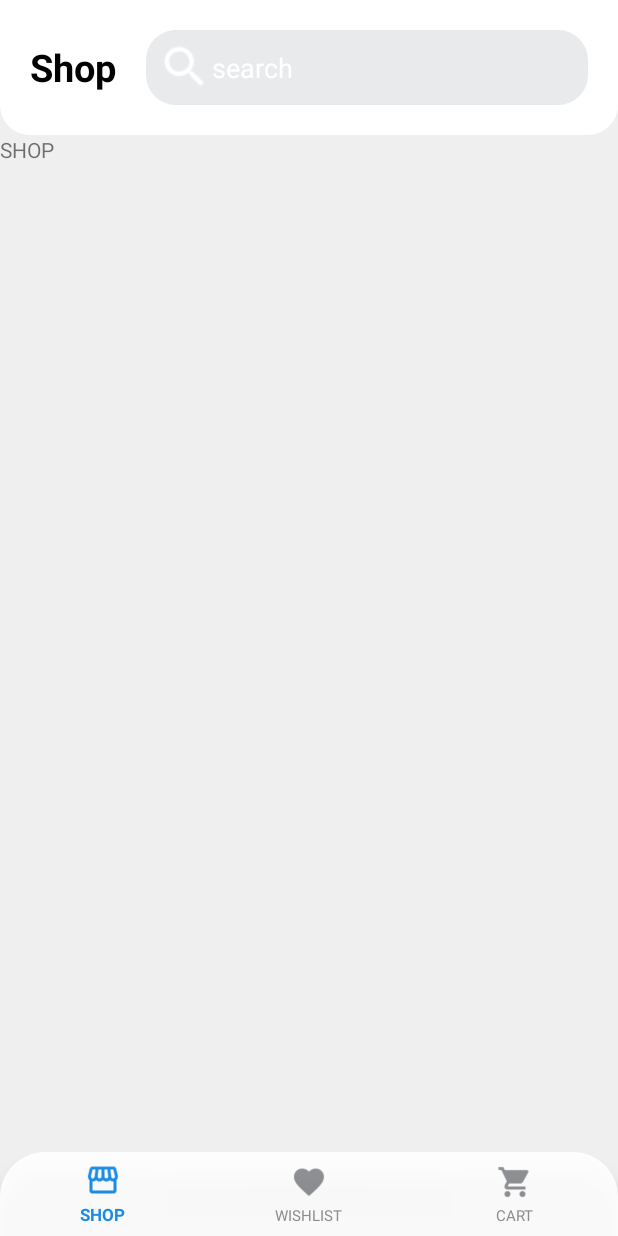
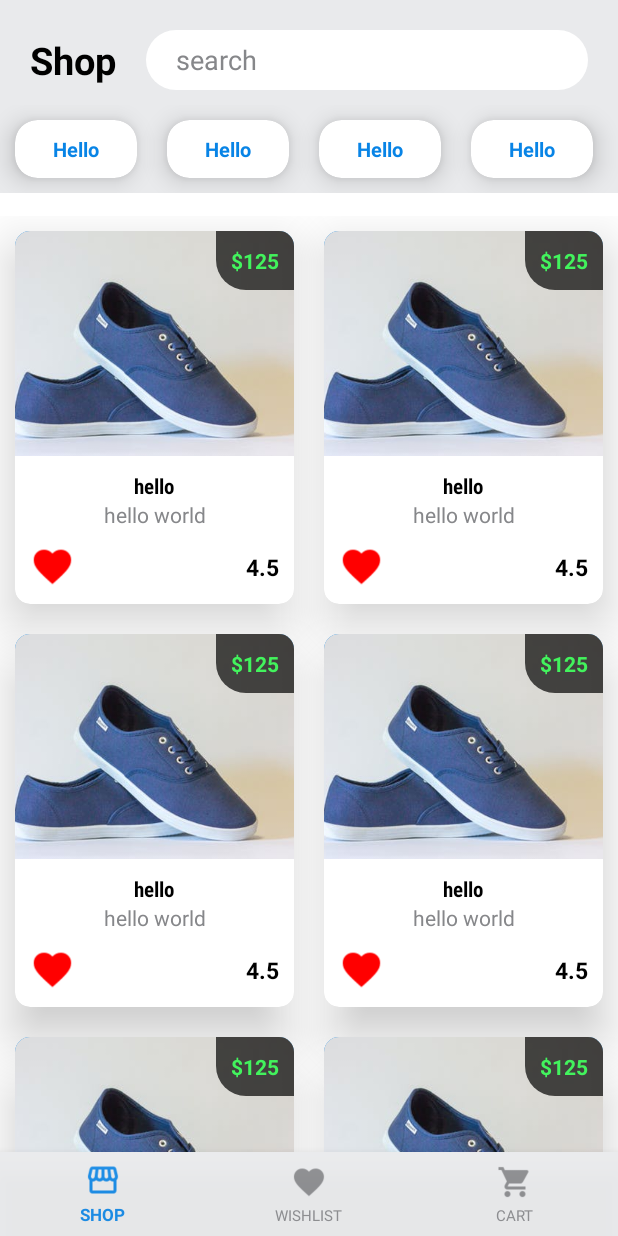
Before and after one commit to khush5471/Kotli_ShoppingCart, an Android app: the ShopFragment screen opened directly, with no data from a screen before it, on a phone screen of 412 x 824 dp. Run offline under Robolectric (Android 15) with nearby library versions, the phone set to English and light mode, and no system bars.

Commit message:
worked on shop screen and UI done for shop screen.

```diff
--- /dev/null
+++ b/app/src/main/java/com/example/kotlin_shoppingcart/views/adapters/BrandAdapter.kt
@@ -0,0 +1,27 @@
+package com.example.kotlin_shoppingcart.views.adapters
+
+import android.content.Context
+import android.view.LayoutInflater
+import android.view.View
+import android.view.ViewGroup
+import androidx.recyclerview.widget.RecyclerView
+import com.example.kotlin_shoppingcart.R
+
+class BrandAdapter(val mContext:Context) :RecyclerView.Adapter<BrandAdapter.MyViewHolder>() {
+
+
+   inner class MyViewHolder(view: View):RecyclerView.ViewHolder(view){
+
+   }
+
+    override fun onCreateViewHolder(parent: ViewGroup, viewType: Int): MyViewHolder {
+       return MyViewHolder(LayoutInflater.from(mContext).inflate(R.layout.item_brand,parent,false))
+    }
+
+    override fun getItemCount(): Int {
+        return 15;
+    }
+
+    override fun onBindViewHolder(holder: MyViewHolder, position: Int) {
+    }
+}
--- /dev/null
+++ b/app/src/main/java/com/example/kotlin_shoppingcart/views/adapters/ProductsAdapter.kt
@@ -0,0 +1,31 @@
+package com.example.kotlin_shoppingcart.views.adapters
+
+import android.content.Context
+import android.view.LayoutInflater
+import android.view.View
+import android.view.ViewGroup
+import androidx.recyclerview.widget.RecyclerView
+import com.example.kotlin_shoppingcart.R
+import kotlinx.android.synthetic.main.item_brand_products.view.*
+
+class ProductsAdapter(val mContext:Context) :RecyclerView.Adapter<ProductsAdapter.MyViewHolder>() {
+
+
+
+
+    override fun onCreateViewHolder(parent: ViewGroup, viewType: Int): MyViewHolder {
+       return MyViewHolder(LayoutInflater.from(mContext).inflate(R.layout.item_brand_products,parent,false))
+    }
+
+    override fun getItemCount(): Int {
+        return 15;
+    }
+
+    override fun onBindViewHolder(holder: MyViewHolder, position: Int) {
+    }
+
+    inner class MyViewHolder(view: View):RecyclerView.ViewHolder(view){
+
+
+    }
+}
--- a/app/src/main/java/com/example/kotlin_shoppingcart/views/fragments/shop/ShopFragment.kt
+++ b/app/src/main/java/com/example/kotlin_shoppingcart/views/fragments/shop/ShopFragment.kt
@@ -4,10 +4,23 @@ import android.os.Bundle
 import android.view.LayoutInflater
 import android.view.View
 import android.view.ViewGroup
+import androidx.recyclerview.widget.GridLayoutManager
+import androidx.recyclerview.widget.LinearLayoutManager
 import com.example.kotlin_shoppingcart.R
+import com.example.kotlin_shoppingcart.views.adapters.BrandAdapter
+import com.example.kotlin_shoppingcart.views.adapters.ProductsAdapter
 import com.example.kotlin_shoppingcart.views.fragments.BaseFragment
+import kotlinx.android.synthetic.main.fragment_shop.*
 
 class ShopFragment : BaseFragment() {
+
+    var mAdapterBrands: BrandAdapter? = null
+    var mLayoutManager: LinearLayoutManager? = null
+
+    var mAdapterProducts: ProductsAdapter? = null
+    var mGridLayoutManager: GridLayoutManager? = null
+
+
 
     override fun onCreateView(
         inflater: LayoutInflater,
@@ -16,4 +29,25 @@ class ShopFragment : BaseFragment() {
     ): View? {
         return inflater.inflate(R.layout.fragment_shop,container,false)
     }
+
+
+    override fun onViewCreated(view: View, savedInstanceState: Bundle?) {
+        super.onViewCreated(view, savedInstanceState)
+        context?.let {
+
+            mAdapterBrands = BrandAdapter(it)
+            mLayoutManager = LinearLayoutManager(it,LinearLayoutManager.HORIZONTAL,false)
+            recyclerBrands.layoutManager = mLayoutManager
+            recyclerBrands.adapter = mAdapterBrands
+
+
+            mAdapterProducts= ProductsAdapter(it)
+            mGridLayoutManager= GridLayoutManager(it,2,GridLayoutManager.VERTICAL,false)
+            recyclerBrandProducts.layoutManager = mGridLayoutManager
+            recyclerBrandProducts.adapter = mAdapterProducts
+
+
+        }
+
+    }
 }
--- /dev/null
+++ b/app/src/main/res/drawable/bg_brands.xml
@@ -0,0 +1,7 @@
+<?xml version="1.0" encoding="utf-8"?>
+<shape android:shape="rectangle" xmlns:android="http://schemas.android.com/apk/res/android">
+
+    <solid android:color="@color/blue"/>
+    <corners android:radius="23dp"/>
+
+</shape>
--- a/app/src/main/res/drawable/bg_constraint_layout.xml
+++ b/app/src/main/res/drawable/bg_constraint_layout.xml
@@ -1,7 +1,7 @@
 <?xml version="1.0" encoding="utf-8"?>
 <shape  android:shape="rectangle" xmlns:android="http://schemas.android.com/apk/res/android">
 
-    <solid android:color="@color/white"/>
-    <corners android:bottomLeftRadius="20dp"
-        android:bottomRightRadius="20dp"/>
+    <solid android:color="@color/light_white"/>
+    <corners android:bottomLeftRadius="0dp"
+        android:bottomRightRadius="0dp"/>
 </shape>
--- a/app/src/main/res/drawable/bg_edittext.xml
+++ b/app/src/main/res/drawable/bg_edittext.xml
@@ -1,6 +1,6 @@
 <?xml version="1.0" encoding="utf-8"?>
 <shape  android:shape="rectangle" xmlns:android="http://schemas.android.com/apk/res/android">
 
-    <solid android:color="@color/light_white"/>
+    <solid android:color="@color/white"/>
     <corners android:radius="20dp"/>
 </shape>
--- /dev/null
+++ b/app/src/main/res/drawable/bg_price.xml
@@ -0,0 +1,6 @@
+<?xml version="1.0" encoding="utf-8"?>
+<shape android:shape="rectangle" xmlns:android="http://schemas.android.com/apk/res/android">
+
+    <corners android:bottomLeftRadius="20dp"/>
+    <solid android:color="@color/black"/>
+</shape>
--- a/app/src/main/res/drawable/navigation_background.xml
+++ b/app/src/main/res/drawable/navigation_background.xml
@@ -2,9 +2,9 @@
 <shape android:shape="rectangle" xmlns:android="http://schemas.android.com/apk/res/android">
 
     <corners
-        android:topRightRadius="30dp"
-        android:topLeftRadius="30dp"/>
+        android:topRightRadius="0dp"
+        android:topLeftRadius="0dp"/>
     <solid
-        android:color="@color/white"/>
+        android:color="@color/light_white"/>
 
 </shape>
--- a/app/src/main/res/layout/activity_dashboard.xml
+++ b/app/src/main/res/layout/activity_dashboard.xml
@@ -3,21 +3,25 @@
     xmlns:app="http://schemas.android.com/apk/res-auto"
     android:layout_width="match_parent"
     android:layout_height="match_parent"
-    android:background="@color/light_white_2">
+    android:background="@color/white"
+   >
 
     <androidx.constraintlayout.widget.ConstraintLayout
         android:layout_width="0dp"
         android:layout_height="wrap_content"
         app:layout_constraintTop_toTopOf="parent"
         app:layout_constraintStart_toStartOf="parent"
-        android:padding="20dp"
+        android:paddingTop="20dp"
+        android:paddingStart="20dp"
+        android:paddingEnd="20dp"
+        android:paddingBottom="10dp"
         app:layout_constraintEnd_toEndOf="parent"
-        android:background="@drawable/bg_constraint_layout"
+        android:background="@color/light_white"
         android:id="@+id/layoutTop">
         <TextView
             android:id="@+id/txtHeading"
             android:layout_width="wrap_content"
-            android:layout_height="50dp"
+            android:layout_height="40dp"
             android:gravity="center"
             android:textStyle="bold"
             android:textSize="25dp"
@@ -28,14 +32,13 @@
         <EditText
             android:layout_width="0dp"
             android:background="@drawable/bg_edittext"
-            android:layout_height="0dp"
-            android:drawableLeft="@drawable/ic_search"
+            android:layout_height="40dp"
             android:drawableTint="@color/white"
             android:hint="search"
-            android:paddingStart="8dp"
+            android:paddingStart="20dp"
             android:layout_marginStart="20dp"
             android:id="@+id/edtSearch"
-            android:textColorHint="@color/white"
+            android:textColorHint="@color/dark_grey"
             app:layout_constraintTop_toTopOf="@id/txtHeading"
             app:layout_constraintBottom_toBottomOf="@id/txtHeading"
             app:layout_constraintStart_toEndOf="@id/txtHeading"
@@ -68,6 +71,7 @@
         app:layout_constraintBottom_toBottomOf="parent"
         app:layout_constraintEnd_toEndOf="parent"
         app:layout_constraintStart_toStartOf="parent"
-        app:menu="@menu/navigation_menu" />
+        app:menu="@menu/navigation_menu"
+        />
 
 </androidx.constraintlayout.widget.ConstraintLayout>
--- a/app/src/main/res/layout/fragment_shop.xml
+++ b/app/src/main/res/layout/fragment_shop.xml
@@ -2,22 +2,27 @@
 <androidx.constraintlayout.widget.ConstraintLayout xmlns:android="http://schemas.android.com/apk/res/android"
     xmlns:app="http://schemas.android.com/apk/res-auto"
     android:layout_width="match_parent"
+    android:background="@color/white"
     android:layout_height="match_parent">
 
     <androidx.recyclerview.widget.RecyclerView
+        android:id="@+id/recyclerBrands"
         android:layout_width="0dp"
+        android:paddingBottom="0dp"
         android:layout_height="wrap_content"
-        app:layout_constraintTop_toTopOf="parent"
+        android:background="@drawable/bg_constraint_layout"
+        app:layout_constraintEnd_toEndOf="parent"
         app:layout_constraintStart_toStartOf="parent"
+        app:layout_constraintTop_toTopOf="parent" />
+
+    <androidx.recyclerview.widget.RecyclerView
+        android:id="@+id/recyclerBrandProducts"
+        android:layout_width="0dp"
+        android:layout_height="0dp"
+        android:paddingTop="15dp"
+        app:layout_constraintTop_toBottomOf="@id/recyclerBrands"
         app:layout_constraintEnd_toEndOf="parent"
-        android:id="@+id/recyclerBrands"
-        />
-    <TextView
-        android:id="@+id/txtBrandName"
-        android:layout_width="wrap_content"
-        android:layout_height="wrap_content"
-        app:layout_constraintTop_toBottomOf="@id/recyclerBrands"
         app:layout_constraintStart_toStartOf="parent"
-        android:text="SHOP"/>
+        app:layout_constraintBottom_toBottomOf="parent" />
 
 </androidx.constraintlayout.widget.ConstraintLayout>
--- /dev/null
+++ b/app/src/main/res/layout/item_brand.xml
@@ -0,0 +1,30 @@
+<?xml version="1.0" encoding="utf-8"?>
+<androidx.cardview.widget.CardView
+    xmlns:android="http://schemas.android.com/apk/res/android"
+    xmlns:card_view="http://schemas.android.com/apk/res-auto"
+    android:layout_width="wrap_content"
+    android:layout_height="wrap_content"
+    android:layout_margin="10dp"
+    card_view:cardCornerRadius="15dp"
+    card_view:cardElevation="10dp"
+    card_view:contentPadding="10dp"
+    card_view:cardBackgroundColor="@color/white"
+
+    >
+
+    <TextView
+        android:id="@+id/txt_brandName"
+        android:layout_width="wrap_content"
+        android:layout_height="wrap_content"
+        android:padding="0dp"
+        android:paddingStart="15dp"
+        android:paddingEnd="15dp"
+        android:text="Hello"
+        android:textSize="13sp"
+        android:gravity="center"
+        android:textColor="@color/blue"
+        android:textStyle="bold"
+        />
+
+
+</androidx.cardview.widget.CardView>
--- /dev/null
+++ b/app/src/main/res/layout/item_brand_products.xml
@@ -0,0 +1,120 @@
+<androidx.cardview.widget.CardView xmlns:android="http://schemas.android.com/apk/res/android"
+    xmlns:card_view="http://schemas.android.com/apk/res-auto"
+    android:id="@+id/card_view"
+    android:layout_width="match_parent"
+    android:layout_height="wrap_content"
+    android:layout_margin="10dp"
+    card_view:cardCornerRadius="10dp"
+    card_view:cardElevation="20dp"
+    card_view:contentPadding="0dp"
+    >
+
+    <androidx.constraintlayout.widget.ConstraintLayout
+        android:layout_width="match_parent"
+        android:paddingBottom="10dp"
+        android:layout_height="wrap_content">
+
+        <ImageView
+            android:id="@+id/imgProduct"
+            android:layout_width="0dp"
+            android:layout_height="150dp"
+            android:background="@color/blue"
+            android:padding="0dp"
+            android:scaleType="centerCrop"
+            android:src="@drawable/ic_shoe2"
+            card_view:layout_constraintEnd_toEndOf="parent"
+            card_view:layout_constraintStart_toStartOf="parent"
+            card_view:layout_constraintTop_toTopOf="parent" />
+
+        <TextView
+            android:layout_width="wrap_content"
+            android:layout_height="wrap_content"
+            android:alpha=".7"
+            android:background="@drawable/bg_price"
+            android:padding="10dp"
+            android:text="$125"
+            android:textColor="@color/green"
+            android:textStyle="bold"
+            card_view:layout_constraintEnd_toEndOf="parent"
+            card_view:layout_constraintTop_toTopOf="parent" />
+
+        <TextView
+            android:layout_width="0dp"
+            android:layout_height="wrap_content"
+            android:gravity="center"
+            android:text="hello"
+            android:textColor="@color/black"
+            android:textStyle="bold"
+            android:layout_marginTop="10dp"
+            android:id="@+id/txtProductName"
+            android:fontFamily="sans-serif-condensed"
+            card_view:layout_constraintEnd_toEndOf="@id/imgProduct"
+            card_view:layout_constraintStart_toStartOf="@id/imgProduct"
+            card_view:layout_constraintTop_toBottomOf="@id/imgProduct" />
+        <TextView
+            android:layout_width="wrap_content"
+            android:layout_height="wrap_content"
+            android:fontFamily="sans-serif"
+            card_view:layout_constraintTop_toBottomOf="@id/txtProductName"
+            card_view:layout_constraintStart_toStartOf="@id/txtProductName"
+            card_view:layout_constraintEnd_toEndOf="@id/txtProductName"
+            android:text="hello world"
+            android:id="@+id/txtHelloWorld"
+            android:textColor="@color/dark_grey"/>
+        <ImageView
+            card_view:layout_constraintTop_toBottomOf="@id/txtHelloWorld"
+            card_view:layout_constraintStart_toStartOf="parent"
+            android:layout_width="30dp"
+            android:layout_height="30dp"
+            android:src="@drawable/ic_heart"
+            card_view:tint="@color/red"
+            android:layout_marginTop="10dp"
+            android:id="@+id/img_add_favorities"
+            android:layout_marginStart="10dp"/>
+        <TextView
+            android:layout_width="wrap_content"
+            android:layout_height="wrap_content"
+            card_view:layout_constraintEnd_toEndOf="parent"
+            card_view:layout_constraintTop_toTopOf="@id/img_add_favorities"
+            card_view:layout_constraintBottom_toBottomOf="@id/img_add_favorities"
+            android:layout_marginEnd="10dp"
+            android:textColor="@color/black"
+            android:textSize="15dp"
+            android:textStyle="bold"
+            android:text="4.5"/>
+    </androidx.constraintlayout.widget.ConstraintLayout>
+
+    <RelativeLayout
+        android:layout_width="match_parent"
+        android:layout_height="wrap_content"
+        android:layout_gravity="center"
+        android:visibility="gone">
+
+
+        <TextView
+            android:id="@+id/name"
+            android:layout_width="match_parent"
+            android:layout_height="wrap_content"
+            android:layout_centerHorizontal="true"
+            android:layout_marginTop="5dp"
+            android:gravity="center"
+            android:linksClickable="true"
+            android:text="hello"
+            android:textColor="#000"
+            android:textSize="15dp"
+            android:textStyle="bold"
+            android:visibility="visible" />
+
+        <Button
+            android:layout_width="wrap_content"
+            android:layout_height="25dp"
+            android:layout_below="@id/name"
+            android:layout_centerHorizontal="true"
+            android:layout_marginTop="5dp"
+            android:background="@drawable/bg_rippple"
+            android:gravity="center"
+            android:text="details"
+            android:textStyle="bold" />
+    </RelativeLayout>
+
+</androidx.cardview.widget.CardView>
--- a/app/src/main/res/values/colors.xml
+++ b/app/src/main/res/values/colors.xml
@@ -9,6 +9,7 @@
     <color name="light_white_2">#EFEFEF</color>
     <color name="dark_grey">#86878A</color>
     <color name="black">#000000</color>
+    <color name="green">#00FF2B</color>
     <color name="transparent">#00FFFFFF</color>
     <color name="red">#FF0000</color>
 
```
Also changed, not shown: app/src/main/res/drawable/ic_shoe.jpg (added), app/src/main/res/drawable/ic_shoe2.jpg (added).
